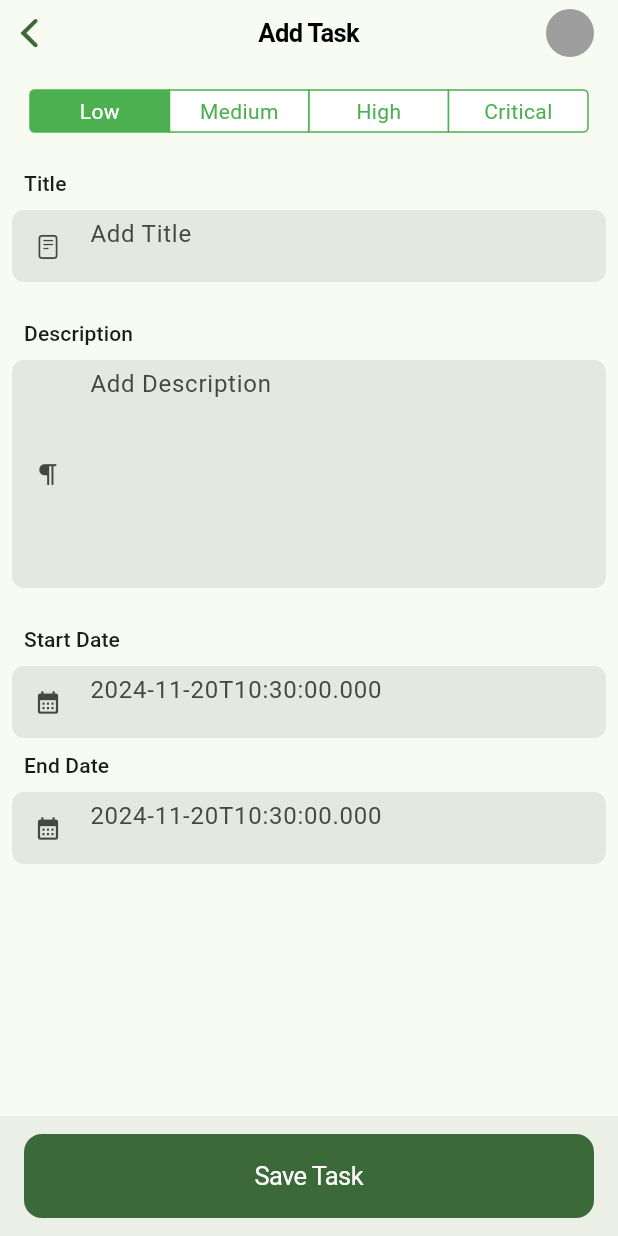
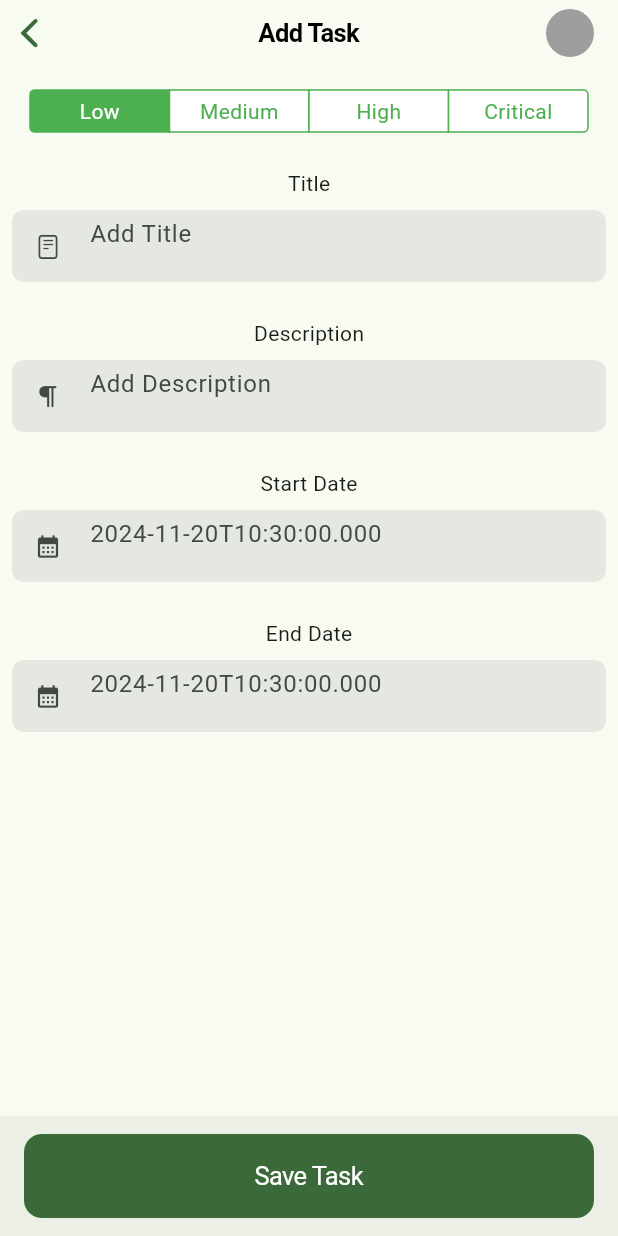
Before and after one commit to CLEMENTMOLEKO/anothertodo, a Flutter app: the AddTaskScreen screen opened directly, on a phone screen of 412 x 824 dp. Run offline on Flutter 3.47's test engine with Material 3 defaults, Android fonts, the light colour scheme and no system bars; our stand-ins replace bloc, dotted_border, equatable, flutter_bloc, gap, hydrated_bloc.

Commit message:
create another text form field  widget.

```diff
--- a/lib/screens/add_task_screen/widgets/add_task_form.dart
+++ b/lib/screens/add_task_screen/widgets/add_task_form.dart
@@ -7,6 +7,7 @@ import 'package:uuid/uuid.dart';
 import '../../../blocs/task_bloc/task_bloc.dart';
 import '../../../common/enum_priority.dart';
 import '../../../models/task.dart';
+import '../../../widgets/another_text_form_field.dart';
 import '../../../widgets/cupertino_segmented_picker.dart';
 
 class AddTaskForm extends StatefulWidget {
@@ -35,7 +36,8 @@ class _AddTaskFormState extends State<AddTaskForm> {
 
   /// This function displays a CupertinoModalPopup using [showCupertinoModalPopup] with a reasonable fixed height
   /// which hosts [CupertinoDatePicker].
-  void _showDialog(Widget child) {
+  /// [onDateTimeChanged] is a callback function that is called when the user changes the date on the hosted [CupertinoDatePicker].
+  void _showDatePickerDialog(Function(DateTime) onDateTimeChanged) {
     showCupertinoModalPopup<void>(
       context: context,
       builder: (BuildContext context) => Container(
@@ -51,7 +53,11 @@ class _AddTaskFormState extends State<AddTaskForm> {
         // Use a SafeArea widget to avoid system overlaps.
         child: SafeArea(
           top: false,
-          child: child,
+          child: CupertinoDatePicker(
+            initialDateTime: DateTime.now(),
+            use24hFormat: true,
+            onDateTimeChanged: onDateTimeChanged,
+          ),
         ),
       ),
     );
@@ -75,49 +81,18 @@ class _AddTaskFormState extends State<AddTaskForm> {
                         setPriority: (priority) => _selectedSegment = priority,
                       ),
                       const Gap(16),
-                      Padding(
-                        padding: const EdgeInsets.all(8.0),
-                        child: Text(
-                          "Title",
-                          style: Theme.of(context).textTheme.labelLarge,
-                        ),
-                      ),
-                      ClipRRect(
-                        borderRadius: BorderRadius.circular(8),
-                        child: TextFormField(
+                      AnotherTextFormField(
+                        outsideLabelText: "Title",
                         controller: widget.titleController,
-                          decoration: InputDecoration(
                         hintText: "Add Title",
-                            border: InputBorder.none,
-                            filled: true,
-                            prefixIcon:
-                                const Icon(CupertinoIcons.doc_plaintext),
-                            isDense: true,
-                            fillColor: Colors.grey.withOpacity(0.2),
-                          ),
-                        ),
+                        prefixIcon: CupertinoIcons.doc_plaintext,
                       ),
                       const Gap(16),
-                      Padding(
-                        padding: const EdgeInsets.all(8.0),
-                        child: Text(
-                          "Description",
-                          style: Theme.of(context).textTheme.labelLarge,
-                        ),
-                      ),
-                      ClipRRect(
-                        borderRadius: BorderRadius.circular(8),
-                        child: TextFormField(
+                      AnotherTextFormField(
+                        outsideLabelText: "Description",
                         controller: widget.descriptionController,
-                          maxLines: 6,
-                          keyboardType: TextInputType.multiline,
-                          decoration: InputDecoration(
                         hintText: "Add Description",
-                              border: InputBorder.none,
-                              filled: true,
-                              prefixIcon: const Icon(CupertinoIcons.paragraph),
-                              isDense: true,
-                              fillColor: Colors.grey.withOpacity(0.2)),
+                        prefixIcon: CupertinoIcons.paragraph,
                         onFieldSubmitted: (value) {
                           context.read<TaskBloc>().add(TaskAdded(
                               task: Task(
@@ -132,70 +107,32 @@ class _AddTaskFormState extends State<AddTaskForm> {
                                   priority: _selectedSegment)));
                         },
                       ),
-                      ),
                       const Gap(16),
-                      Padding(
-                        padding: const EdgeInsets.all(8.0),
-                        child: Text(
-                          "Start Date",
-                          style: Theme.of(context).textTheme.labelLarge,
-                        ),
-                      ),
-                      ClipRRect(
-                        borderRadius: BorderRadius.circular(8),
-                        child: TextFormField(
+                      AnotherTextFormField(
+                        outsideLabelText: "Start Date",
                         controller: widget.startDateController,
+                        hintText: DateTime.now().toIso8601String(),
+                        prefixIcon: Icons.calendar_month,
                         readOnly: true,
-                          onTap: () => _showDialog(
-                            CupertinoDatePicker(
-                              initialDateTime: DateTime.now(),
-                              use24hFormat: true,
-                              // This is called when the user changes the time.
-                              onDateTimeChanged: (DateTime newTime) {
+                        onTap: () => _showDatePickerDialog(
+                          (DateTime newTime) {
                             widget.startDateController.text =
                                 newTime.toIso8601String();
                           },
                         ),
                       ),
-                          decoration: InputDecoration(
+                      const Gap(16),
+                      AnotherTextFormField(
+                        outsideLabelText: "End Date",
+                        controller: widget.endDateController,
                         hintText: DateTime.now().toIso8601String(),
-                              border: InputBorder.none,
-                              filled: true,
-                              prefixIcon: const Icon(Icons.calendar_month),
-                              isDense: true,
-                              fillColor: Colors.grey.withOpacity(0.2)),
-                        ),
-                      ),
-                      Padding(
-                        padding: const EdgeInsets.all(8.0),
-                        child: Text(
-                          "End Date",
-                          style: Theme.of(context).textTheme.labelLarge,
-                        ),
-                      ),
-                      ClipRRect(
-                        borderRadius: BorderRadius.circular(8),
-                        child: TextFormField(
-                          controller: widget.endDateController,
+                        prefixIcon: Icons.calendar_month,
                         readOnly: true,
-                          onTap: () => _showDialog(
-                            CupertinoDatePicker(
-                              initialDateTime: DateTime.now(),
-                              use24hFormat: true,
-                              // This is called when the user changes the time.
-                              onDateTimeChanged: (DateTime newTime) {
+                        onTap: () => _showDatePickerDialog(
+                          (DateTime newTime) {
                             widget.endDateController.text =
                                 newTime.toIso8601String();
                           },
-                            ),
-                          ),
-                          decoration: InputDecoration(
-                              hintText: DateTime.now().toIso8601String(),
-                              border: InputBorder.none,
-                              filled: true,
-                              prefixIcon: const Icon(Icons.calendar_month),
-                              isDense: true,
-                              fillColor: Colors.grey.withOpacity(0.2)),
                         ),
                       ),
                     ],
--- /dev/null
+++ b/lib/widgets/another_text_form_field.dart
@@ -0,0 +1,60 @@
+import 'package:flutter/material.dart';
+
+class AnotherTextFormField extends StatefulWidget {
+  final TextEditingController controller;
+  final String hintText;
+  final IconData prefixIcon;
+  final bool withOutsideLabel;
+  final String outsideLabelText;
+  final Function(String)? onFieldSubmitted;
+  final bool readOnly;
+  final VoidCallback? onTap;
+
+  AnotherTextFormField({
+    super.key,
+    required this.controller,
+    required this.hintText,
+    required this.prefixIcon,
+    this.withOutsideLabel = true,
+    this.outsideLabelText = "",
+    this.onFieldSubmitted,
+    this.readOnly = false,
+    this.onTap,
+  }) : assert(withOutsideLabel && outsideLabelText.isNotEmpty,
+            "outsideLabelText must not be empty if withOutsideLabel is true");
+
+  @override
+  State<AnotherTextFormField> createState() => _AnotherTextFormFieldState();
+}
+
+class _AnotherTextFormFieldState extends State<AnotherTextFormField> {
+  @override
+  Widget build(BuildContext context) {
+    return Column(
+      children: [
+        if (widget.withOutsideLabel)
+          Padding(
+            padding: const EdgeInsets.all(8.0),
+            child: Text(widget.outsideLabelText),
+          ),
+        ClipRRect(
+          borderRadius: BorderRadius.circular(8),
+          child: TextFormField(
+            controller: widget.controller,
+            readOnly: widget.readOnly,
+            onTap: widget.onTap,
+            decoration: InputDecoration(
+              hintText: widget.hintText,
+              border: InputBorder.none,
+              filled: true,
+              prefixIcon: Icon(widget.prefixIcon),
+              isDense: true,
+              fillColor: Colors.grey.withOpacity(0.2),
+            ),
+            onFieldSubmitted: widget.onFieldSubmitted,
+          ),
+        ),
+      ],
+    );
+  }
+}
```
Lines whose indentation alone changed are shown as unchanged.
